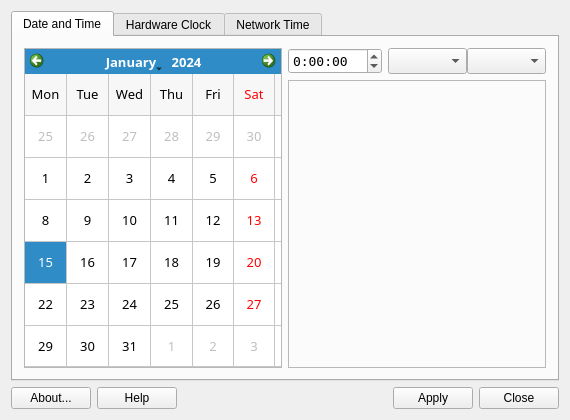
Above: datetime.ui from MX-Linux/mx-datetime before the change. Below: the same form after it.
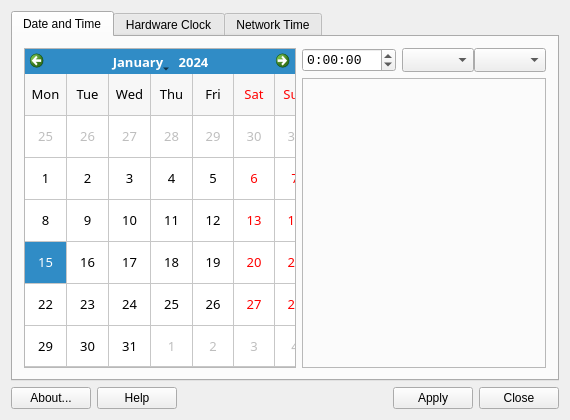
That is the form after the change. Icons and pictures are not drawn. Custom widgets are drawn as their Qt base class.

Commit message: GUI control size adjustments.

The edit to the form file:
```diff
--- a/datetime.ui
+++ b/datetime.ui
@@ -179,15 +179,9 @@
        </item>
        <item row="0" column="1">
         <widget class="MTimeEdit" name="timeEdit">
-         <property name="sizePolicy">
-          <sizepolicy hsizetype="Fixed" vsizetype="Fixed">
-           <horstretch>0</horstretch>
-           <verstretch>0</verstretch>
-          </sizepolicy>
-         </property>
          <property name="font">
           <font>
-           <family>DejaVu Sans Mono</family>
+           <family>Monospace</family>
            <pointsize>10</pointsize>
           </font>
          </property>
@@ -207,7 +201,7 @@
          <item>
           <widget class="QComboBox" name="cmbTimeArea">
            <property name="sizePolicy">
-            <sizepolicy hsizetype="Expanding" vsizetype="Ignored">
+            <sizepolicy hsizetype="Minimum" vsizetype="Ignored">
              <horstretch>0</horstretch>
              <verstretch>0</verstretch>
             </sizepolicy>
@@ -215,7 +209,7 @@
            <property name="font">
             <font>
              <family>Sans</family>
-             <pointsize>10</pointsize>
+             <pointsize>9</pointsize>
             </font>
            </property>
            <property name="sizeAdjustPolicy">
@@ -234,15 +228,24 @@
            <property name="font">
             <font>
              <family>Sans</family>
-             <pointsize>10</pointsize>
+             <pointsize>9</pointsize>
             </font>
            </property>
+           <property name="sizeAdjustPolicy">
+            <enum>QComboBox::AdjustToContents</enum>
+           </property>
           </widget>
          </item>
         </layout>
        </item>
        <item row="1" column="1" colspan="2">
         <widget class="QFrame" name="frame">
+         <property name="sizePolicy">
+          <sizepolicy hsizetype="Expanding" vsizetype="Preferred">
+           <horstretch>0</horstretch>
+           <verstretch>0</verstretch>
+          </sizepolicy>
+         </property>
          <property name="frameShape">
           <enum>QFrame::StyledPanel</enum>
          </property>
```
